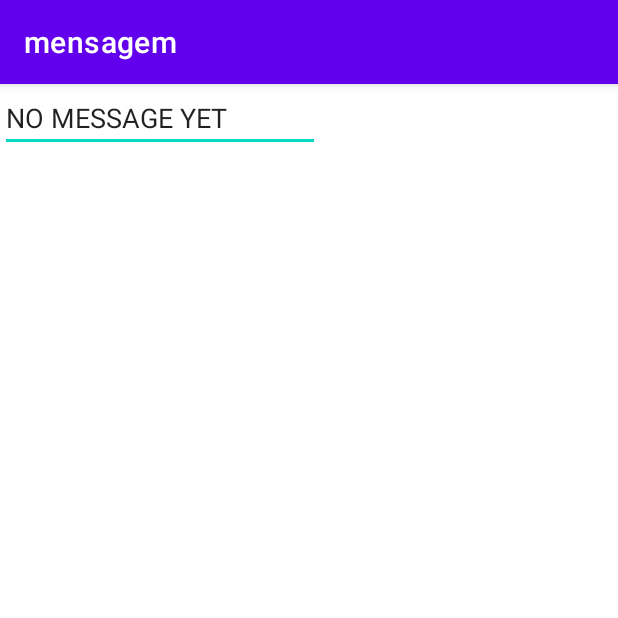
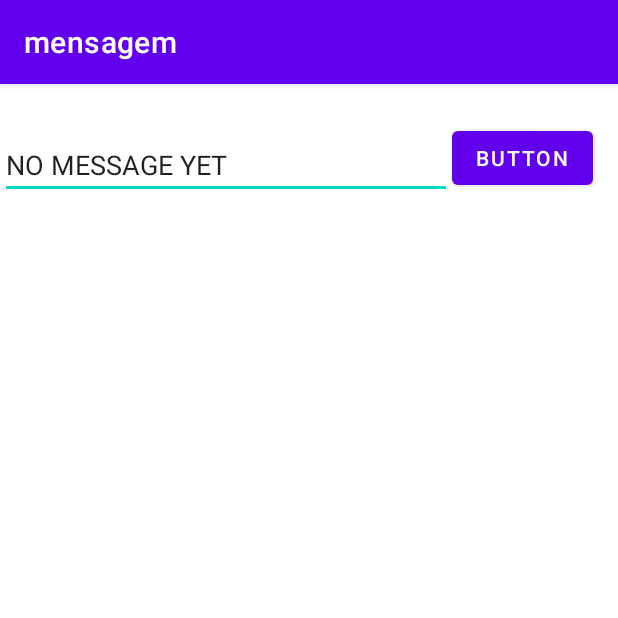
Before and after one commit to masterhc/mensagem, an Android app: the screen it shows after launch (MainActivity), on a phone screen of 412 x 824 dp, the top half of it. Run offline under Robolectric (Android 15) with nearby library versions, the phone set to English and light mode, and no system bars.

Commit message:
Constraint layout groundwork

```diff
--- a/app/src/main/res/layout/activity_main.xml
+++ b/app/src/main/res/layout/activity_main.xml
@@ -8,11 +8,27 @@
 
     <EditText
         android:id="@+id/messageTextBox"
-        android:layout_width="wrap_content"
+        android:layout_width="0dp"
         android:layout_height="wrap_content"
         android:ems="10"
         android:inputType="textPersonName"
         android:text="NO MESSAGE YET"
-        tools:layout_editor_absoluteX="100dp"
-        tools:layout_editor_absoluteY="334dp" />
+        app:layout_constraintBottom_toBottomOf="parent"
+        app:layout_constraintEnd_toStartOf="@+id/button"
+        app:layout_constraintHorizontal_bias="0.076"
+        app:layout_constraintStart_toStartOf="parent"
+        app:layout_constraintTop_toTopOf="parent"
+        app:layout_constraintVertical_bias="0.043" />
+
+    <Button
+        android:id="@+id/button"
+        android:layout_width="wrap_content"
+        android:layout_height="wrap_content"
+        android:text="Button"
+        app:layout_constraintBottom_toBottomOf="parent"
+        app:layout_constraintEnd_toEndOf="parent"
+        app:layout_constraintHorizontal_bias="0.948"
+        app:layout_constraintStart_toStartOf="parent"
+        app:layout_constraintTop_toTopOf="parent"
+        app:layout_constraintVertical_bias="0.035" />
 </androidx.constraintlayout.widget.ConstraintLayout>
```
